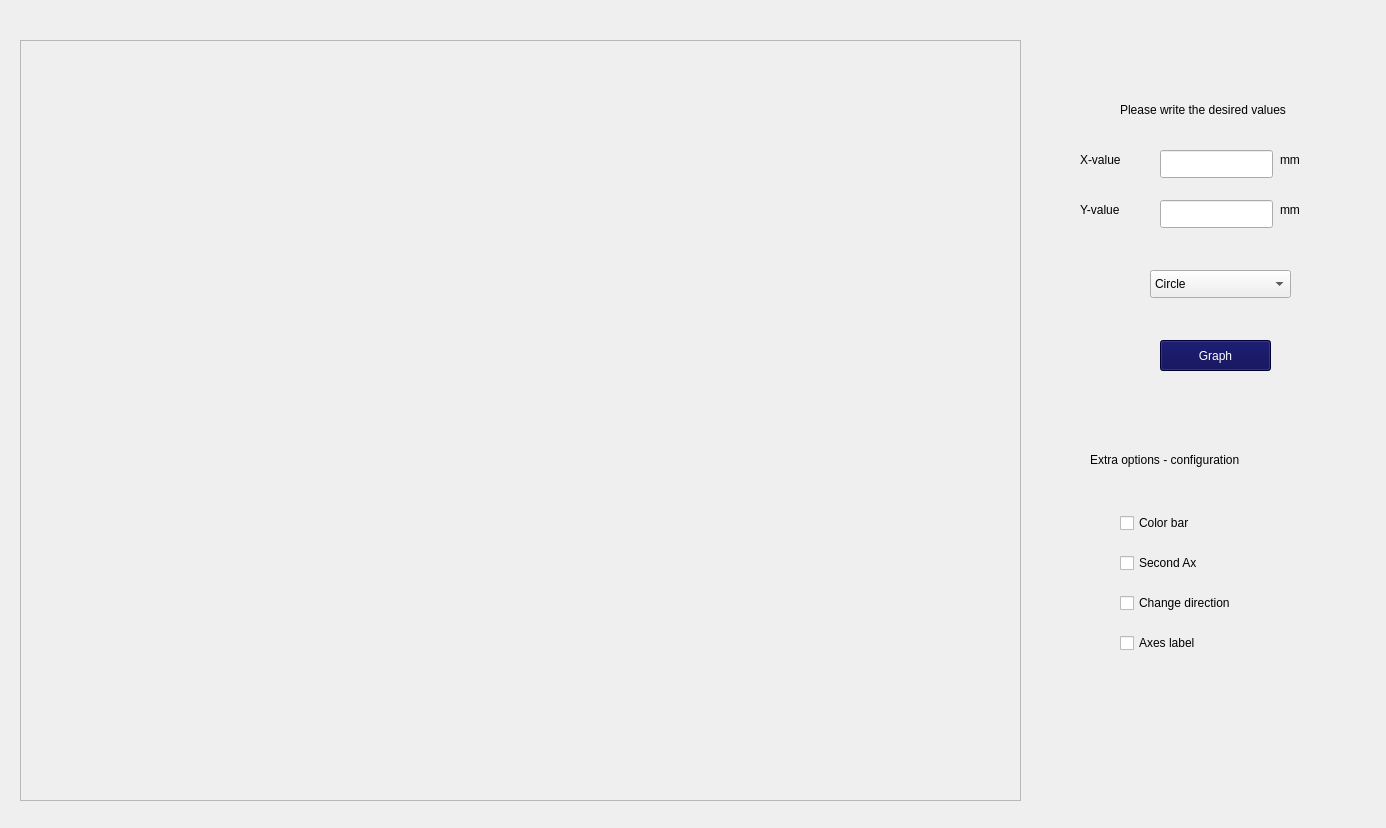
Above: pop_up_scatter.ui from aquinterol/App_Medizin before the change. Below: the same form after it.
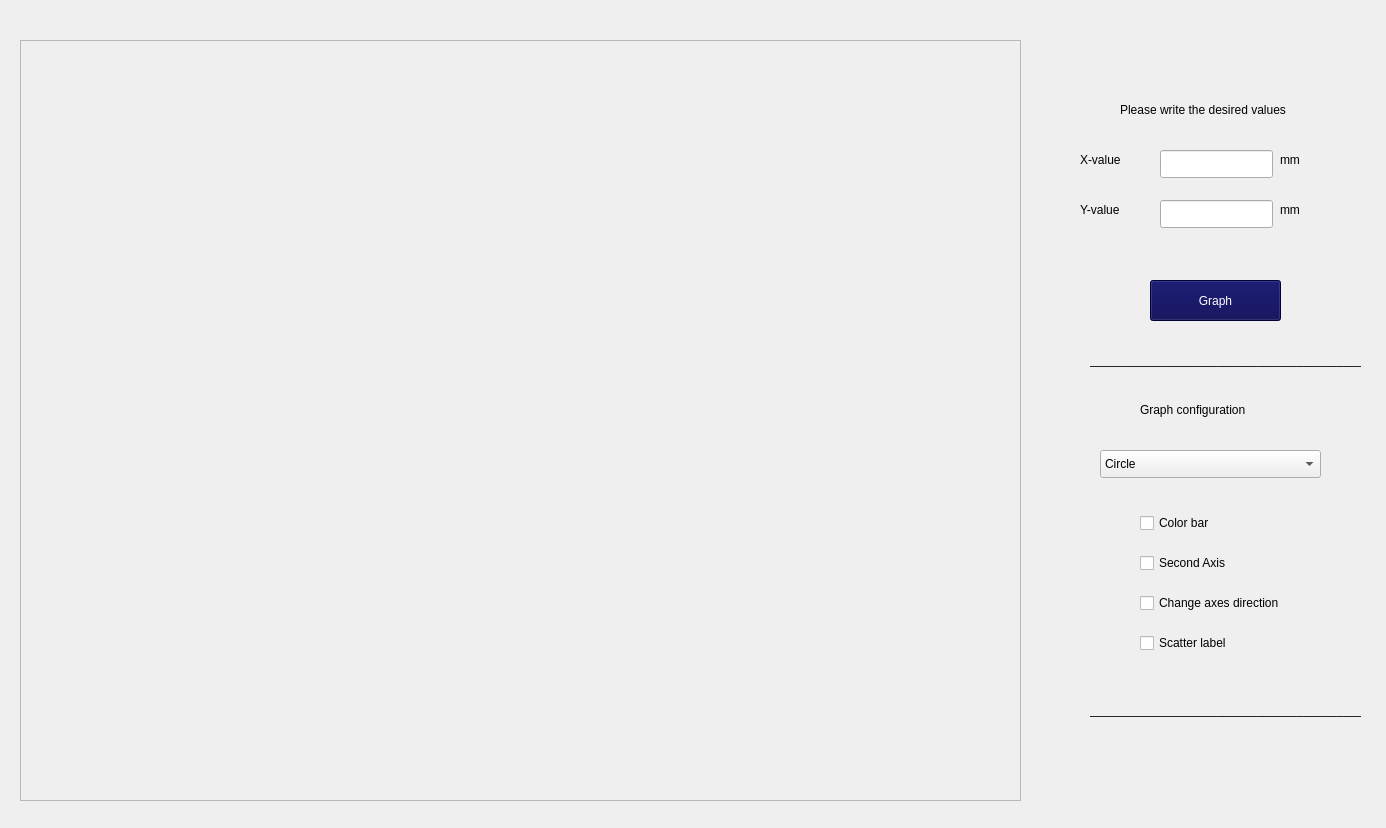
That is the form after the change.

Commit message: modified:   __pycache__/ui_popup.cpython-312.pyc 	modified:   pop_up_scatter.ui 	modified:   ui_popup.py 	modified:   version_final.py

Patch:
```diff
--- a/pop_up_scatter.ui
+++ b/pop_up_scatter.ui
@@ -107,10 +107,10 @@
   <widget class="QPushButton" name="graph_scatter">
    <property name="geometry">
     <rect>
-     <x>1160</x>
-     <y>340</y>
-     <width>111</width>
-     <height>31</height>
+     <x>1150</x>
+     <y>280</y>
+     <width>131</width>
+     <height>41</height>
     </rect>
    </property>
    <property name="styleSheet">
@@ -142,9 +142,9 @@
   <widget class="QComboBox" name="boxxoro">
    <property name="geometry">
     <rect>
-     <x>1150</x>
-     <y>270</y>
-     <width>141</width>
+     <x>1100</x>
+     <y>450</y>
+     <width>221</width>
      <height>28</height>
     </rect>
    </property>
@@ -162,20 +162,20 @@
   <widget class="QLabel" name="label_6">
    <property name="geometry">
     <rect>
-     <x>1090</x>
-     <y>450</y>
+     <x>1140</x>
+     <y>400</y>
      <width>221</width>
      <height>20</height>
     </rect>
    </property>
    <property name="text">
-    <string>Extra options - configuration</string>
+    <string>Graph configuration </string>
    </property>
   </widget>
   <widget class="QCheckBox" name="colorbar">
    <property name="geometry">
     <rect>
-     <x>1120</x>
+     <x>1140</x>
      <y>510</y>
      <width>93</width>
      <height>26</height>
@@ -188,40 +188,66 @@
   <widget class="QCheckBox" name="secondax">
    <property name="geometry">
     <rect>
-     <x>1120</x>
+     <x>1140</x>
      <y>550</y>
      <width>121</width>
      <height>26</height>
     </rect>
    </property>
    <property name="text">
-    <string>Second Ax</string>
+    <string>Second Axis</string>
    </property>
   </widget>
   <widget class="QCheckBox" name="direction">
    <property name="geometry">
     <rect>
-     <x>1120</x>
+     <x>1140</x>
      <y>590</y>
-     <width>151</width>
+     <width>181</width>
      <height>26</height>
     </rect>
    </property>
    <property name="text">
-    <string>Change direction</string>
+    <string>Change axes direction</string>
    </property>
   </widget>
   <widget class="QCheckBox" name="axlabel">
    <property name="geometry">
     <rect>
-     <x>1120</x>
+     <x>1140</x>
      <y>630</y>
      <width>151</width>
      <height>26</height>
     </rect>
    </property>
    <property name="text">
-    <string>Axes label</string>
+    <string>Scatter label</string>
+   </property>
+  </widget>
+  <widget class="QLabel" name="label_7">
+   <property name="geometry">
+    <rect>
+     <x>1090</x>
+     <y>350</y>
+     <width>271</width>
+     <height>20</height>
+    </rect>
+   </property>
+   <property name="text">
+    <string>___________________________________________</string>
+   </property>
+  </widget>
+  <widget class="QLabel" name="label_8">
+   <property name="geometry">
+    <rect>
+     <x>1090</x>
+     <y>700</y>
+     <width>271</width>
+     <height>20</height>
+    </rect>
+   </property>
+   <property name="text">
+    <string>___________________________________________</string>
    </property>
   </widget>
  </widget>
```
Left out of the diff: 5 changed lines with no effect on the pictures. The commit also changes 3 other files.
